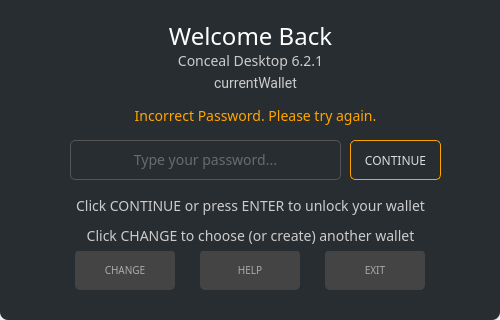
First picture: the form in src/gui/ui/mainpassworddialog.ui, repository ConcealNetwork/conceal-desktop, before the edit; both pictures show x 0 to 500 and y 180 to 500 of the 500 by 500 pixel window.
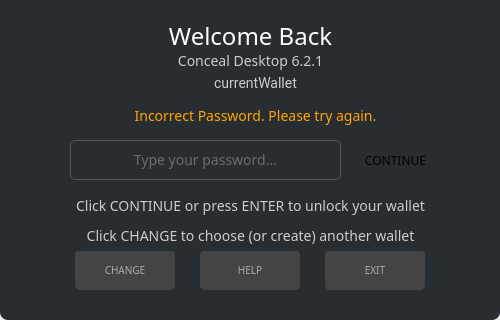
Second picture: the form after the edit. Icons and pictures are not drawn.

Commit message: Update password dialog styles

```diff
--- a/src/gui/ui/mainpassworddialog.ui
+++ b/src/gui/ui/mainpassworddialog.ui
@@ -148,19 +148,7 @@
        </font>
       </property>
       <property name="styleSheet">
-       <string notr="true">QPushButton
-{
-    color: #ddd; 
-    border: 1px solid orange;
-    border-radius: 5px; 
-}
-
-QPushButton:hover
-{
-    color:#FFD700;
-    border: 1px solid orange;
-    border-radius: 5px;
-}</string>
+       <string notr="true">/* This button style is handled automatically */</string>
       </property>
       <property name="text">
        <string>CONTINUE</string>
```
